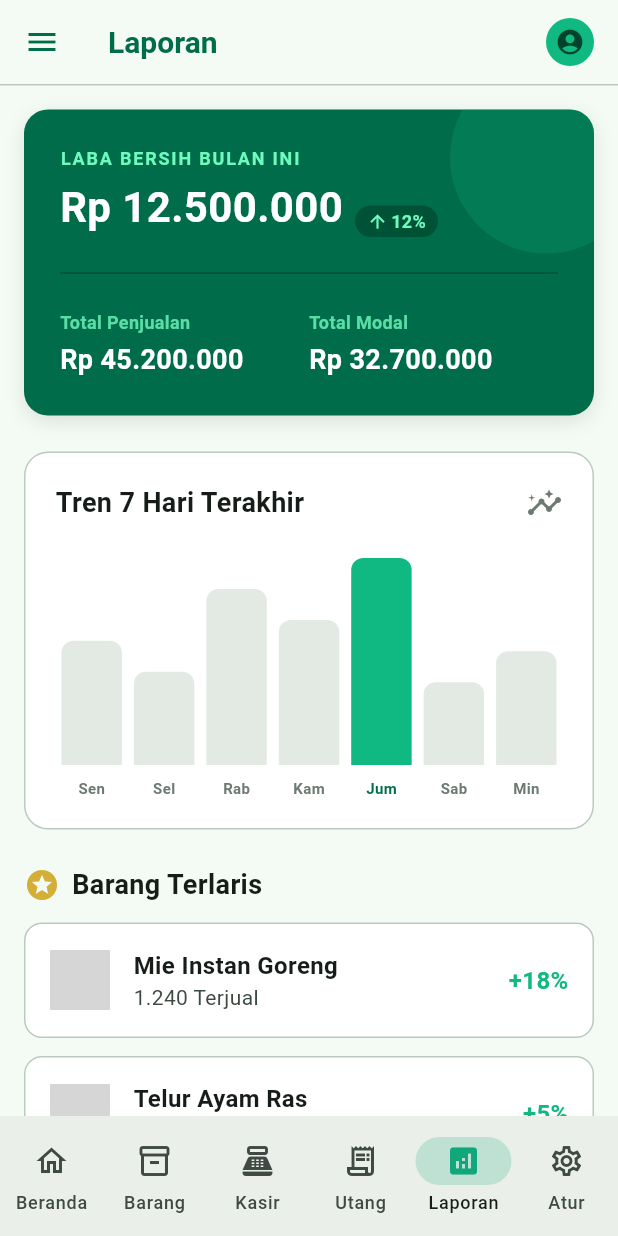
After one commit to ivannoviandra-dev/app-stokwarung-Foundation-Auth-Dashboard-Pengaturan, a Flutter app: the LaporanScreen screen opened by its route, after a tap on the "menu" icon, on a phone screen of 412 x 824 dp. The commit adds this screen. Run offline on Flutter 3.47's test engine with Material 3 defaults, Android fonts, the phone set to English and light mode, and no system bars; our stand-ins replace flutter_riverpod, go_router; network calls fail; grey boxes are pictures that could not be loaded.

Commit message:
update fitur tambahan tampilan kasir & penambahan tampilan laporan owner

```diff
--- a/lib/core/routes/app_router.dart
+++ b/lib/core/routes/app_router.dart
@@ -8,6 +8,7 @@ import '../../features/barang/presentation/pages/manajemen_barang_screen.dart';
 import '../../features/transaksi/presentation/pages/riwayat_transaksi_screen.dart';
 import '../../features/reminder/presentation/pages/perlu_perhatian_screen.dart';
 import '../../features/kasir/presentation/pages/kasir_screen.dart';
+import '../../features/laporan/presentation/pages/laporan_screen.dart';
 import '../widgets/main_layout_screen.dart';
 
 final appRouter = GoRouter(
@@ -58,7 +59,7 @@ final appRouter = GoRouter(
           routes: [
             GoRoute(
               path: '/laporan',
-              builder: (context, state) => const Scaffold(body: Center(child: Text('Halaman Laporan (Segera Hadir)'))),
+              builder: (context, state) => const LaporanScreen(),
             ),
           ],
         ),
--- a/lib/features/kasir/presentation/pages/kasir_screen.dart
+++ b/lib/features/kasir/presentation/pages/kasir_screen.dart
@@ -10,6 +10,14 @@ class KasirScreen extends ConsumerStatefulWidget {
 }
 
 class _KasirScreenState extends ConsumerState<KasirScreen> {
+  final TextEditingController _searchController = TextEditingController();
+
+  @override
+  void dispose() {
+    _searchController.dispose();
+    super.dispose();
+  }
+
   // Design Colors
   static const neutralSurface = Color(0xFFF8FAFC);
   static const surface = Color(0xFFF4FBF4);
@@ -141,14 +149,32 @@ class _KasirScreenState extends ConsumerState<KasirScreen> {
                     padding: EdgeInsets.symmetric(horizontal: 12.0),
                     child: Icon(Icons.search, color: outline),
                   ),
-                  const Expanded(
+                  Expanded(
                     child: TextField(
-                      decoration: InputDecoration(
-                        hintText: 'Cari barang atau scan barcode...',
+                      controller: _searchController,
+                      decoration: const InputDecoration(
+                        hintText: 'Ketik nama barang lalu enter...',
                         hintStyle: TextStyle(color: outline, fontSize: 14),
                         border: InputBorder.none,
                       ),
-                      style: TextStyle(color: onSurface, fontSize: 16),
+                      style: const TextStyle(color: onSurface, fontSize: 16),
+                      onSubmitted: (value) {
+                        if (value.trim().isNotEmpty) {
+                          setState(() {
+                            final index = _keranjang.indexWhere((item) => item['nama'].toString().toLowerCase() == value.trim().toLowerCase());
+                            if (index >= 0) {
+                              _keranjang[index]['qty'] += 1;
+                            } else {
+                              _keranjang.add({
+                                'nama': value.trim(),
+                                'harga': 10000,
+                                'qty': 1,
+                              });
+                            }
+                          });
+                          _searchController.clear();
+                        }
+                      },
                     ),
                   ),
                   Container(
@@ -167,7 +193,20 @@ class _KasirScreenState extends ConsumerState<KasirScreen> {
                           topRight: Radius.circular(8),
                           bottomRight: Radius.circular(8),
                         ),
-                        onTap: () {},
+                        onTap: () {
+                          setState(() {
+                            final index = _keranjang.indexWhere((item) => item['nama'] == 'Barang Scan QR');
+                            if (index >= 0) {
+                              _keranjang[index]['qty'] += 1;
+                            } else {
+                              _keranjang.add({
+                                'nama': 'Barang Scan QR',
+                                'harga': 15000,
+                                'qty': 1,
+                              });
+                            }
+                          });
+                        },
                         child: const Icon(Icons.qr_code_scanner, color: primary),
                       ),
                     ),
@@ -250,10 +289,38 @@ class _KasirScreenState extends ConsumerState<KasirScreen> {
                         ],
                       ),
                       child: _keranjang.isEmpty
-                          ? const Center(
-                              child: Text(
-                                'Keranjang masih kosong',
-                                style: TextStyle(color: outline, fontSize: 16),
+                          ? Center(
+                              child: Column(
+                                mainAxisAlignment: MainAxisAlignment.center,
+                                children: [
+                                  const Icon(Icons.shopping_cart_checkout, size: 64, color: outlineVariant),
+                                  const SizedBox(height: 16),
+                                  const Text(
+                                    'Keranjang masih kosong',
+                                    style: TextStyle(color: outline, fontSize: 16),
+                                  ),
+                                  const SizedBox(height: 16),
+                                  ElevatedButton.icon(
+                                    onPressed: () {
+                                      setState(() {
+                                        _keranjang.add({
+                                          'nama': 'Barang Manual',
+                                          'harga': 12000,
+                                          'qty': 1,
+                                        });
+                                      });
+                                    },
+                                    icon: const Icon(Icons.add),
+                                    label: const Text('Tambah Barang'),
+                                    style: ElevatedButton.styleFrom(
+                                      backgroundColor: primary,
+                                      foregroundColor: Colors.white,
+                                      shape: RoundedRectangleBorder(
+                                        borderRadius: BorderRadius.circular(8),
+                                      ),
+                                    ),
+                                  ),
+                                ],
                               ),
                             )
                           : ListView.separated(
--- a/lib/features/kasir/presentation/pages/struk_pembayaran_screen.dart
+++ b/lib/features/kasir/presentation/pages/struk_pembayaran_screen.dart
@@ -337,7 +337,7 @@ class StrukPembayaranScreen extends StatelessWidget {
                         onPressed: () {
                           Navigator.pop(context); // Go back to kasir
                         },
-                        child: const Text('Selesai', style: TextStyle(fontSize: 18, fontWeight: FontWeight.w600)),
+                        child: const Text('Transaksi Baru', style: TextStyle(fontSize: 18, fontWeight: FontWeight.w600)),
                       ),
                     ],
                   ),
--- /dev/null
+++ b/lib/features/laporan/presentation/pages/laporan_screen.dart
@@ -0,0 +1,465 @@
+import 'package:flutter/material.dart';
+
+class LaporanScreen extends StatelessWidget {
+  const LaporanScreen({super.key});
+
+  static const surface = Color(0xFFF4FBF4);
+  static const onSurface = Color(0xFF161D19);
+  static const primary = Color(0xFF006C49);
+  static const primaryContainer = Color(0xFF10B981);
+  static const onPrimaryContainer = Color(0xFF00422B);
+  static const primaryFixed = Color(0xFF6FFBBE);
+  static const onPrimaryFixedVariant = Color(0xFF005236);
+  static const outlineVariant = Color(0xFFBBCABF);
+  static const outline = Color(0xFF6C7A71);
+  static const surfaceContainerLowest = Color(0xFFFFFFFF);
+  static const surfaceContainerHigh = Color(0xFFE3EAE3);
+  static const surfaceContainerLow = Color(0xFFEEF6EE);
+  static const onSurfaceVariant = Color(0xFF3C4A42);
+  static const statusSuccess = Color(0xFF10B981);
+  static const profitGold = Color(0xFFD4AF37);
+
+  @override
+  Widget build(BuildContext context) {
+    return Scaffold(
+      backgroundColor: surface,
+      appBar: AppBar(
+        backgroundColor: surface,
+        elevation: 0,
+        scrolledUnderElevation: 0,
+        centerTitle: false,
+        leading: IconButton(
+          icon: const Icon(Icons.menu, color: primary),
+          onPressed: () {},
+        ),
+        title: const Text(
+          'Laporan',
+          style: TextStyle(
+            color: primary,
+            fontSize: 20,
+            fontWeight: FontWeight.bold,
+          ),
+        ),
+        actions: [
+          Container(
+            margin: const EdgeInsets.only(right: 16),
+            width: 32,
+            height: 32,
+            decoration: const BoxDecoration(
+              color: primaryContainer,
+              shape: BoxShape.circle,
+            ),
+            child: const Icon(
+              Icons.account_circle,
+              color: onPrimaryContainer,
+              size: 20,
+            ),
+          ),
+        ],
+        bottom: PreferredSize(
+          preferredSize: const Size.fromHeight(1.0),
+          child: Container(
+            color: outlineVariant,
+            height: 1.0,
+          ),
+        ),
+      ),
+      body: SingleChildScrollView(
+        padding: const EdgeInsets.all(16.0),
+        child: Column(
+          crossAxisAlignment: CrossAxisAlignment.stretch,
+          children: [
+            // Profit Summary Card
+            Container(
+              decoration: BoxDecoration(
+                color: primary,
+                borderRadius: BorderRadius.circular(16),
+                boxShadow: [
+                  BoxShadow(
+                    color: Colors.black.withValues(alpha: 0.1),
+                    blurRadius: 10,
+                    offset: const Offset(0, 4),
+                  ),
+                ],
+              ),
+              child: ClipRRect(
+                borderRadius: BorderRadius.circular(16),
+                child: Stack(
+                  children: [
+                    Positioned(
+                      right: -32,
+                      top: -32,
+                      child: Container(
+                        width: 128,
+                        height: 128,
+                        decoration: BoxDecoration(
+                          color: primaryContainer.withValues(alpha: 0.2),
+                          shape: BoxShape.circle,
+                        ),
+                      ),
+                    ),
+                    Padding(
+                      padding: const EdgeInsets.all(24),
+                      child: Column(
+                        crossAxisAlignment: CrossAxisAlignment.start,
+                        children: [
+                          const Text(
+                            'LABA BERSIH BULAN INI',
+                            style: TextStyle(
+                              color: primaryFixed,
+                              fontSize: 12,
+                              fontWeight: FontWeight.w600,
+                              letterSpacing: 1.2,
+                            ),
+                          ),
+                          const SizedBox(height: 4),
+                          Row(
+                            crossAxisAlignment: CrossAxisAlignment.end,
+                            children: [
+                              const Text(
+                                'Rp 12.500.000',
+                                style: TextStyle(
+                                  color: Colors.white,
+                                  fontSize: 28,
+                                  fontWeight: FontWeight.bold,
+                                ),
+                              ),
+                              const SizedBox(width: 8),
+                              Container(
+                                padding: const EdgeInsets.symmetric(horizontal: 8, vertical: 2),
+                                decoration: BoxDecoration(
+                                  color: onPrimaryFixedVariant,
+                                  borderRadius: BorderRadius.circular(16),
+                                ),
+                                child: const Row(
+                                  children: [
+                                    Icon(Icons.arrow_upward, color: primaryFixed, size: 14),
+                                    SizedBox(width: 2),
+                                    Text(
+                                      '12%',
+                                      style: TextStyle(
+                                        color: primaryFixed,
+                                        fontSize: 12,
+                                        fontWeight: FontWeight.bold,
+                                      ),
+                                    ),
+                                  ],
+                                ),
+                              ),
+                            ],
+                          ),
+                          const SizedBox(height: 16),
+                          const Divider(color: onPrimaryFixedVariant),
+                          const SizedBox(height: 16),
+                          Row(
+                            children: [
+                              Expanded(
+                                child: Column(
+                                  crossAxisAlignment: CrossAxisAlignment.start,
+                                  children: [
+                                    Text(
+                                      'Total Penjualan',
+                                      style: TextStyle(
+                                        color: primaryFixed.withValues(alpha: 0.8),
+                                        fontSize: 12,
+                                        fontWeight: FontWeight.w600,
+                                      ),
+                                    ),
+                                    const SizedBox(height: 4),
+                                    const Text(
+                                      'Rp 45.200.000',
+                                      style: TextStyle(
+                                        color: Colors.white,
+                                        fontSize: 18,
+                                        fontWeight: FontWeight.w600,
+                                      ),
+                                    ),
+                                  ],
+                                ),
+                              ),
+                              Expanded(
+                                child: Column(
+                                  crossAxisAlignment: CrossAxisAlignment.start,
+                                  children: [
+                                    Text(
+                                      'Total Modal',
+                                      style: TextStyle(
+                                        color: primaryFixed.withValues(alpha: 0.8),
+                                        fontSize: 12,
+                                        fontWeight: FontWeight.w600,
+                                      ),
+                                    ),
+                                    const SizedBox(height: 4),
+                                    const Text(
+                                      'Rp 32.700.000',
+                                      style: TextStyle(
+                                        color: Colors.white,
+                                        fontSize: 18,
+                                        fontWeight: FontWeight.w600,
+                                      ),
+                                    ),
+                                  ],
+                                ),
+                              ),
+                            ],
+                          ),
+                        ],
+                      ),
+                    ),
+                  ],
+                ),
+              ),
+            ),
+            const SizedBox(height: 24),
+
+            // Sales Trend Graph
+            Container(
+              padding: const EdgeInsets.all(20),
+              decoration: BoxDecoration(
+                color: surfaceContainerLowest,
+                borderRadius: BorderRadius.circular(16),
+                border: Border.all(color: outlineVariant),
+              ),
+              child: Column(
+                children: [
+                  const Row(
+                    mainAxisAlignment: MainAxisAlignment.spaceBetween,
+                    children: [
+                      Text(
+                        'Tren 7 Hari Terakhir',
+                        style: TextStyle(
+                          fontSize: 18,
+                          fontWeight: FontWeight.w600,
+                          color: onSurface,
+                        ),
+                      ),
+                      Icon(Icons.insights, color: outline),
+                    ],
+                  ),
+                  const SizedBox(height: 24),
+                  SizedBox(
+                    height: 160,
+                    child: Row(
+                      crossAxisAlignment: CrossAxisAlignment.end,
+                      mainAxisAlignment: MainAxisAlignment.spaceBetween,
+                      children: [
+                        _buildBar('Sen', 0.6, false),
+                        _buildBar('Sel', 0.45, false),
+                        _buildBar('Rab', 0.85, false),
+                        _buildBar('Kam', 0.7, false),
+                        _buildBar('Jum', 1.0, true),
+                        _buildBar('Sab', 0.4, false),
+                        _buildBar('Min', 0.55, false),
+                      ],
+                    ),
+                  ),
+                ],
+              ),
+            ),
+            const SizedBox(height: 24),
+
+            // Best Sellers
+            Row(
+              children: [
+                const Icon(Icons.stars, color: profitGold),
+                const SizedBox(width: 8),
+                const Text(
+                  'Barang Terlaris',
+                  style: TextStyle(fontSize: 18, fontWeight: FontWeight.w600, color: onSurface),
+                ),
+              ],
+            ),
+            const SizedBox(height: 12),
+            _buildItemRankRow('Mie Instan Goreng', '1.240 Terjual', '+18%', true, 'https://images.unsplash.com/photo-1612929633738-8fe44f7ec841?q=80&w=200&auto=format&fit=crop'),
+            const SizedBox(height: 12),
+            _buildItemRankRow('Telur Ayam Ras', '850 Terjual', '+5%', true, 'https://images.unsplash.com/photo-1506976785307-8732e854ad03?q=80&w=200&auto=format&fit=crop'),
+            const SizedBox(height: 24),
+
+            // High Margin
+            Row(
+              children: [
+                const Icon(Icons.trending_up, color: primary),
+                const SizedBox(width: 8),
+                const Text(
+                  'Margin Tertinggi',
+                  style: TextStyle(fontSize: 18, fontWeight: FontWeight.w600, color: onSurface),
+                ),
+              ],
+            ),
+            const SizedBox(height: 12),
+            _buildMarginRow('Kopi Sachet Mix', 'Margin 45%', 'Rp 1.500', 'https://images.unsplash.com/photo-1559525839-b184a4d698c7?q=80&w=200&auto=format&fit=crop'),
+            const SizedBox(height: 12),
+            _buildMarginRow('Kerupuk Kaleng', 'Margin 40%', 'Rp 2.000', 'https://images.unsplash.com/photo-1599490659213-e2b9527bd087?q=80&w=200&auto=format&fit=crop'),
+            const SizedBox(height: 32),
+
+            // Download Button
+            ElevatedButton(
+              style: ElevatedButton.styleFrom(
+                backgroundColor: primary,
+                foregroundColor: Colors.white,
+                minimumSize: const Size(double.infinity, 48),
+                shape: RoundedRectangleBorder(
+                  borderRadius: BorderRadius.circular(12),
+                ),
+                elevation: 4,
+              ),
+              onPressed: () {},
+              child: const Row(
+                mainAxisAlignment: MainAxisAlignment.center,
+                children: [
+                  Icon(Icons.picture_as_pdf),
+                  SizedBox(width: 8),
+                  Text(
+                    'Unduh Laporan PDF',
+                    style: TextStyle(fontSize: 16, fontWeight: FontWeight.bold),
+                  ),
+                ],
+              ),
+            ),
+            const SizedBox(height: 32),
+          ],
+        ),
+      ),
+    );
+  }
+
+  Widget _buildBar(String label, double heightRatio, bool isHighest) {
+    return Expanded(
+      child: Column(
+        mainAxisAlignment: MainAxisAlignment.end,
+        children: [
+          Flexible(
+            child: FractionallySizedBox(
+              heightFactor: heightRatio,
+              child: Container(
+                margin: const EdgeInsets.symmetric(horizontal: 4),
+                decoration: BoxDecoration(
+                  color: isHighest ? primaryContainer : surfaceContainerHigh,
+                  borderRadius: const BorderRadius.vertical(top: Radius.circular(8)),
+                ),
+              ),
+            ),
+          ),
+          const SizedBox(height: 8),
+          Text(
+            label,
+            style: TextStyle(
+              fontSize: 10,
+              fontWeight: isHighest ? FontWeight.bold : FontWeight.w600,
+              color: isHighest ? primary : outline,
+            ),
+          ),
+        ],
+      ),
+    );
+  }
+
+  Widget _buildItemRankRow(String title, String subtitle, String trailing, bool isPositive, String imageUrl) {
+    return Container(
+      padding: const EdgeInsets.all(16),
+      decoration: BoxDecoration(
+        color: surfaceContainerLowest,
+        borderRadius: BorderRadius.circular(12),
+        border: Border.all(color: outlineVariant),
+      ),
+      child: Row(
+        children: [
+          ClipRRect(
+            borderRadius: BorderRadius.circular(8),
+            child: Image.network(
+              imageUrl,
+              width: 40,
+              height: 40,
+              fit: BoxFit.cover,
+            ),
+          ),
+          const SizedBox(width: 16),
+          Expanded(
+            child: Column(
+              crossAxisAlignment: CrossAxisAlignment.start,
+              children: [
+                Text(
+                  title,
+                  style: const TextStyle(fontSize: 16, fontWeight: FontWeight.bold, color: onSurface),
+                ),
+                Text(
+                  subtitle,
+                  style: const TextStyle(fontSize: 14, color: onSurfaceVariant),
+                ),
+              ],
+            ),
+          ),
+          Text(
+            trailing,
+            style: TextStyle(
+              fontSize: 16,
+              fontWeight: FontWeight.bold,
+              color: isPositive ? statusSuccess : outline,
+            ),
+          ),
+        ],
+      ),
+    );
+  }
+
+  Widget _buildMarginRow(String title, String subtitle, String price, String imageUrl) {
+    return Container(
+      padding: const EdgeInsets.all(16),
+      decoration: BoxDecoration(
+        color: surfaceContainerLow,
+        borderRadius: BorderRadius.circular(12),
+        border: Border.all(color: primary.withValues(alpha: 0.1)),
+      ),
+      child: Row(
+        children: [
+          ClipRRect(
+            borderRadius: BorderRadius.circular(8),
+            child: Image.network(
+              imageUrl,
+              width: 40,
+              height: 40,
+              fit: BoxFit.cover,
+            ),
+          ),
+          const SizedBox(width: 16),
+          Expanded(
+            child: Column(
+              crossAxisAlignment: CrossAxisAlignment.start,
+              children: [
+                Text(
+                  title,
+                  style: const TextStyle(fontSize: 16, fontWeight: FontWeight.bold, color: onSurface),
+                ),
+                Text(
+                  subtitle,
+                  style: const TextStyle(fontSize: 14, color: onSurfaceVariant),
+                ),
+              ],
+            ),
+          ),
+          Column(
+            crossAxisAlignment: CrossAxisAlignment.end,
+            children: [
+              Text(
+                price,
+                style: const TextStyle(
+                  fontSize: 16,
+                  fontWeight: FontWeight.bold,
+                  color: primary,
+                ),
+              ),
+              const Text(
+                '/ pcs',
+                style: TextStyle(
+                  fontSize: 12,
+                  fontWeight: FontWeight.w600,
+                  color: outline,
+                ),
+              ),
+            ],
+          ),
+        ],
+      ),
+    );
+  }
+}
```
